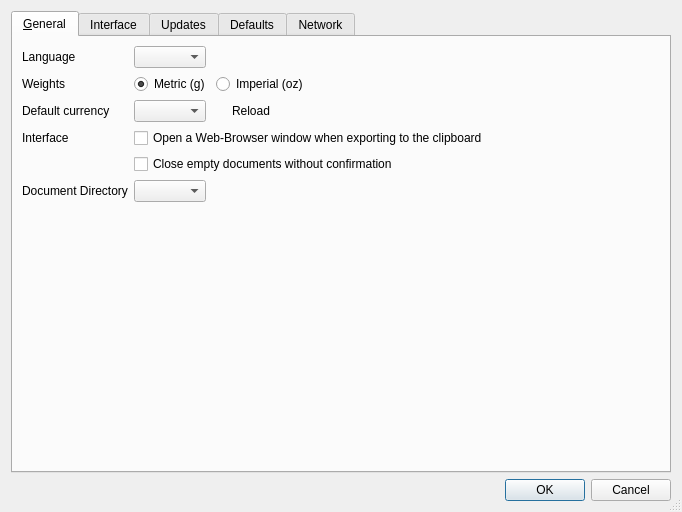
rgriebl/brickstore, file src/settingsdialog.ui: the form before one commit.
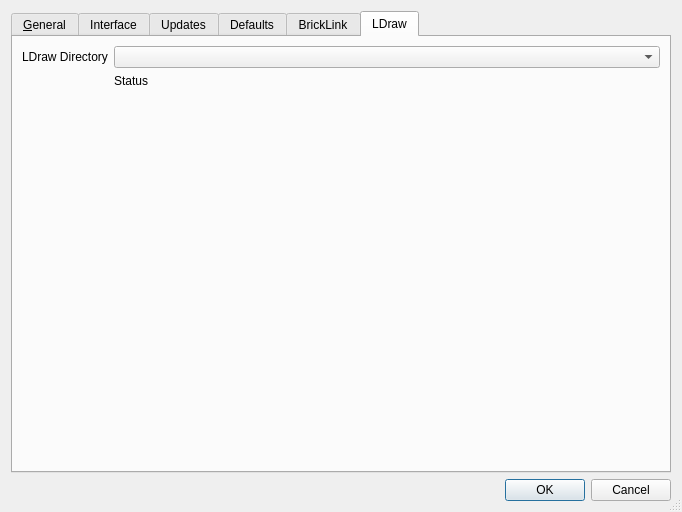
The form after the commit. The open tabs and pages were chosen to show the change. Icons and pictures are not drawn.

Commit message: Make the LDraw dir configurable

The edit to the form file:
```diff
--- a/src/settingsdialog.ui
+++ b/src/settingsdialog.ui
@@ -22,6 +22,9 @@
      <property name="currentIndex">
       <number>0</number>
      </property>
+     <property name="usesScrollButtons">
+      <bool>false</bool>
+     </property>
      <widget class="QWidget" name="general">
       <attribute name="title">
        <string>&amp;General</string>
@@ -801,7 +804,7 @@
      </widget>
      <widget class="QWidget" name="network">
       <attribute name="title">
-       <string>Network</string>
+       <string>BrickLink</string>
       </attribute>
       <layout class="QVBoxLayout" name="verticalLayout_2">
        <item>
@@ -852,6 +855,43 @@
        </item>
       </layout>
      </widget>
+     <widget class="QWidget" name="ldraw">
+      <attribute name="title">
+       <string>LDraw</string>
+      </attribute>
+      <layout class="QFormLayout" name="formLayout_9">
+       <item row="0" column="0">
+        <widget class="QLabel" name="label_21">
+         <property name="text">
+          <string>LDraw Directory</string>
+         </property>
+        </widget>
+       </item>
+       <item row="0" column="1">
+        <widget class="QComboBox" name="w_ldraw_dir"/>
+       </item>
+       <item row="2" column="1">
+        <spacer name="verticalSpacer_4">
+         <property name="orientation">
+          <enum>Qt::Vertical</enum>
+         </property>
+         <property name="sizeHint" stdset="0">
+          <size>
+           <width>20</width>
+           <height>40</height>
+          </size>
+         </property>
+        </spacer>
+       </item>
+       <item row="1" column="1">
+        <widget class="QLabel" name="w_ldraw_status">
+         <property name="text">
+          <string notr="true">Status</string>
+         </property>
+        </widget>
+       </item>
+      </layout>
+     </widget>
     </widget>
    </item>
    <item>
```
Left out of the diff: 8 changed lines with no effect on the pictures. The commit also changes 7 other files.
